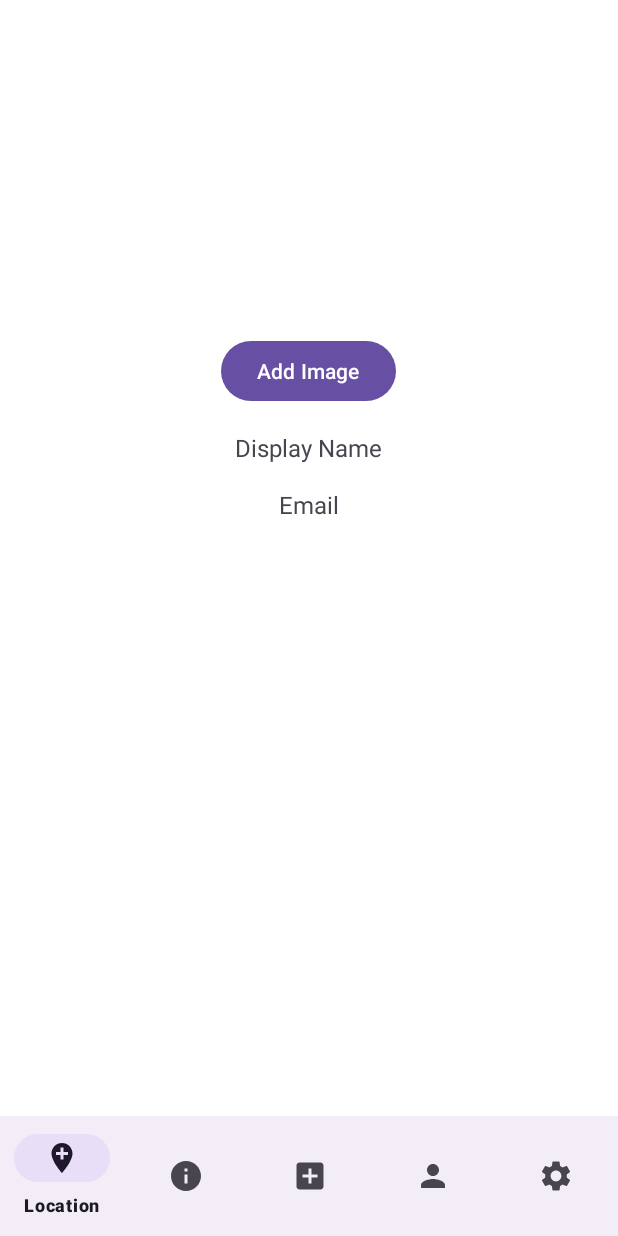
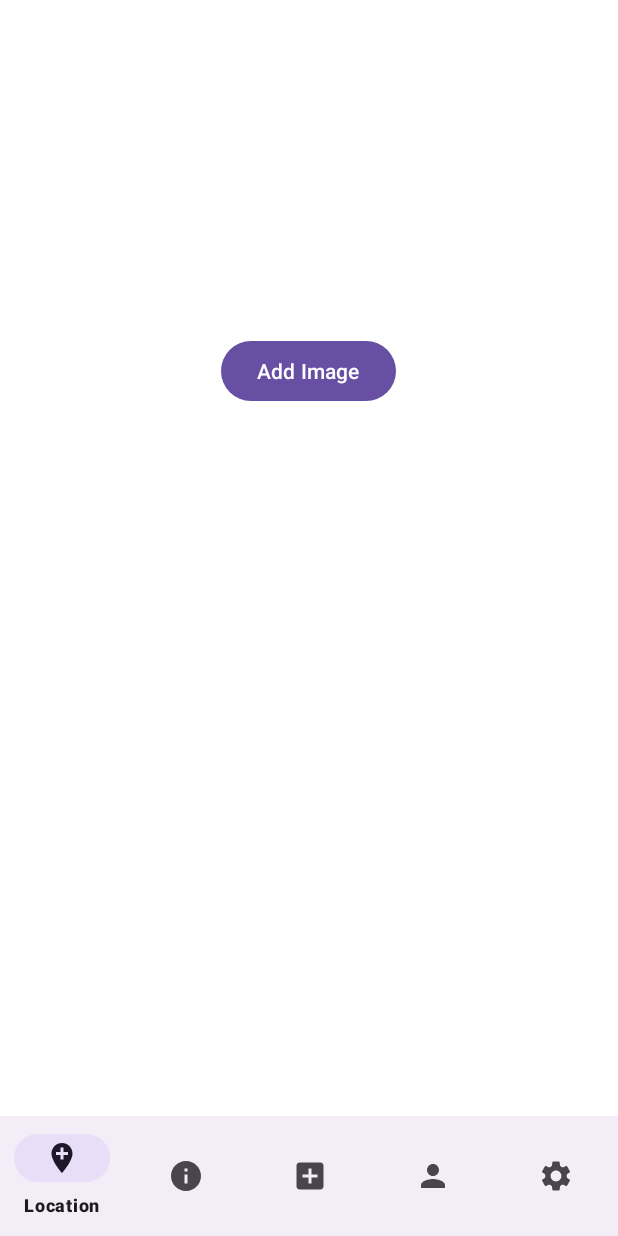
Before and after one commit to Devon0209/Bird_app, an Android app: the fragment PersonFragment placed in its activity, on a phone screen of 412 x 824 dp. Run offline under Robolectric (Android 15) with nearby library versions, the phone set to English and light mode, and no system bars; our stand-ins replace Firebase (no records; nobody signed in at launch, a user with empty details on screens opened directly), Picasso; pictures from the network do not load; 1 statement that could not run was skipped.

Commit message:
new files: mistake fixed on profile

```diff
--- a/app/src/main/java/com/example/myapplication/PersonFragment.kt
+++ b/app/src/main/java/com/example/myapplication/PersonFragment.kt
@@ -15,7 +15,6 @@ import com.google.firebase.auth.FirebaseAuth
 import com.google.firebase.storage.FirebaseStorage
 import com.google.firebase.storage.StorageReference
 import com.squareup.picasso.Picasso
-
 
 class PersonFragment : Fragment() {
     private lateinit var auth: FirebaseAuth
@@ -42,9 +41,8 @@ class PersonFragment : Fragment() {
     private fun displayUserInfo(view: View) {
         val user = auth.currentUser
         if (user != null) {
-            val displayNameTextView: TextView = view.findViewById(R.id.textView2)
-            val emailTextView: TextView = view.findViewById(R.id.textView3)
-
+            val displayNameTextView: TextView = view.findViewById(R.id.displayNameTextView)
+            val emailTextView: TextView = view.findViewById(R.id.emailTextView)
             // Set the user's display name and email
             displayNameTextView.text = user.displayName
             emailTextView.text = user.email
```
